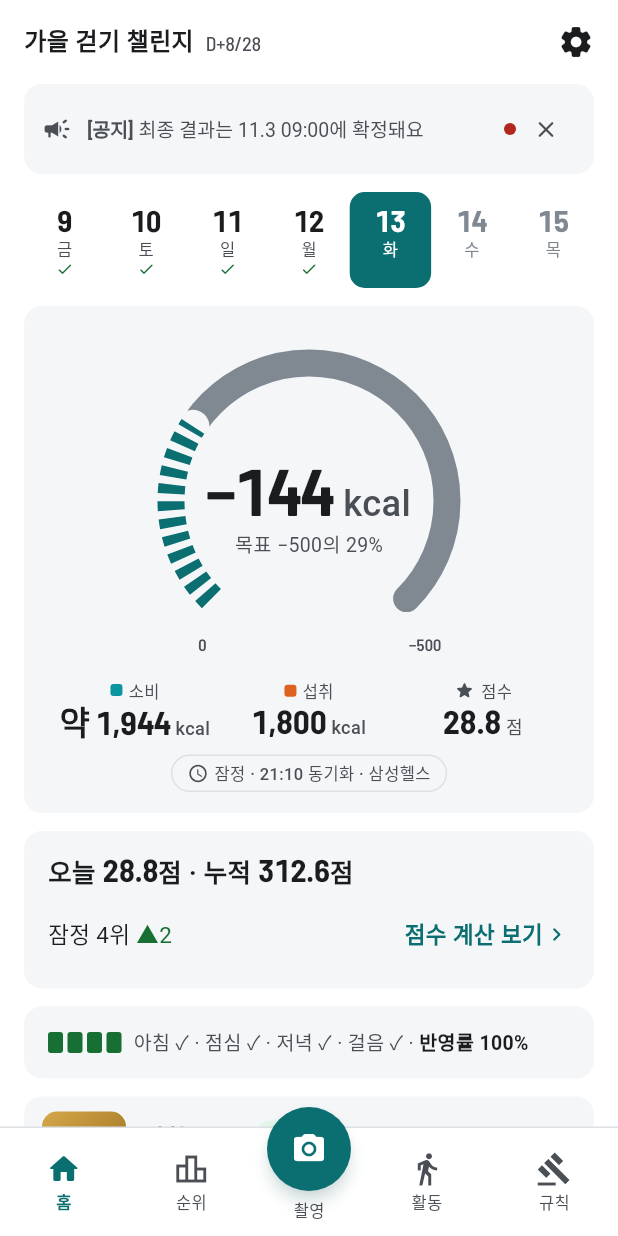
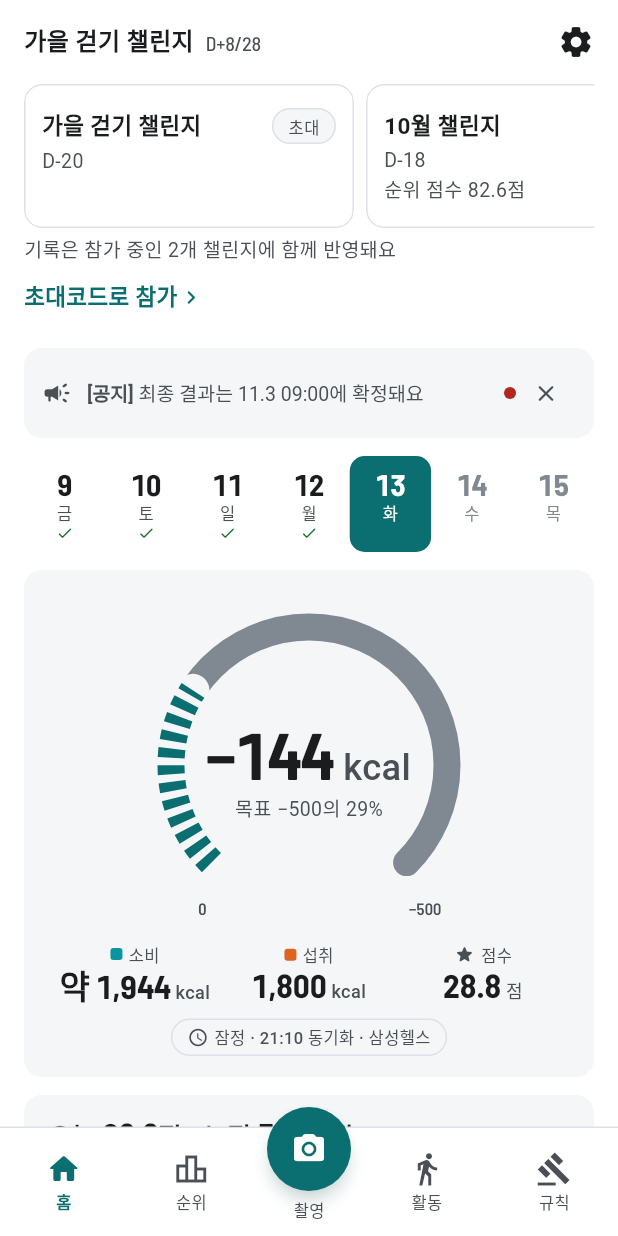
Before and after one commit to Davvyy/WOW, a Flutter app: the HomeScreen screen opened by its route, on a phone screen of 412 x 824 dp. Run offline on Flutter 3.47's test engine with Material 3 defaults, Android fonts, the phone set to English and light mode, and no system bars; our stand-ins replace camera, firebase_core, firebase_messaging, flutter_riverpod, go_router, share_plus and 2 more; missing offline and left inert: health, kakao_flutter_sdk_user; accounts and stored records are empty; Roboto replaces fonts that are missing (Pretendard).

Commit message:
Show challenge cards on home and join another challenge from there
Each participation gets a card with its check period, pending days or rank score; tapping one switches the app to it. A monthly challenge can be joined without a code and an operator challenge by invite code, confirming only the weight; three active challenges is the limit. Home dates now come from the session, and the app shell watches the session in mock mode too so a switch repaints.

```diff
--- a/app/lib/ui/screens/p5_home.dart
+++ b/app/lib/ui/screens/p5_home.dart
@@ -11,6 +11,7 @@ import '../../data/mock/mock_data.dart';
 import '../../data/models.dart';
 import '../../router.dart';
 import '../../state/app_state.dart';
+import '../widgets/challenge_cards.dart';
 import '../widgets/common.dart';
 import '../widgets/meal_slot_card.dart';
 import '../widgets/ring.dart';
@@ -145,8 +146,9 @@ class _HomeScreenState extends ConsumerState<HomeScreen> {
     double ringRatio = sim.score.ratio;
     if (phase == ChallengePhase.recruiting) {
       ringEmpty = true;
-      ringLabel = '시작 전, 10월 6일에 시작해요';
-      ringCenter = Column(mainAxisSize: MainAxisSize.min, children: [NumText('—', size: 44, weight: FontWeight.w700), const Txt.cap('10월 6일에 시작해요')]);
+      final startText = '${ch.start.month}월 ${ch.start.day}일에 시작해요';
+      ringLabel = '시작 전, $startText';
+      ringCenter = Column(mainAxisSize: MainAxisSize.min, children: [NumText('—', size: 44, weight: FontWeight.w700), Txt.cap(startText)]);
     } else if (phase == ChallengePhase.closing) {
       ringEmpty = true;
       ringLabel = '최종 집계 중, 링 잠금';
@@ -246,7 +248,7 @@ class _HomeScreenState extends ConsumerState<HomeScreen> {
             ChallengePhase.recruiting => ChCard(
                 color: c.brandSoft,
                 child: Column(crossAxisAlignment: CrossAxisAlignment.start, children: spaced([
-                  Txt.title('10월 6일 ${weekdayKo(10, 6)}요일에 시작해요'),
+                  Txt.title('${ch.start.month}월 ${ch.start.day}일 ${weekdayKo(ch.start.month, ch.start.day, year: ch.start.year)}요일에 시작해요'),
                   const Txt.cap('첫 3일은 점검 기간이라 누적에 들어가지 않아요. 지금 연결 상태를 확인해 두면 첫날부터 걸음이 반영돼요.'),
                   ChLink('연결 상태 확인', onTap: () => context.push(R.p4)),
                 ], gap: 6)),
@@ -255,7 +257,7 @@ class _HomeScreenState extends ConsumerState<HomeScreen> {
                 color: c.reviewSoft,
                 child: Column(crossAxisAlignment: CrossAxisAlignment.start, children: spaced([
                   Txt.title('최종 집계 중 · 운영자 확인 후 발표돼요', color: c.review),
-                  const Txt.cap('마지막 날 기록은 11.3 09:00에 확정됐어요. 미결 검토가 끝나면 결과가 발표되고 7일 이의 기간이 시작돼요.'),
+                  Txt.cap('마지막 날 기록은 ${fmtMd(ch.end.add(const Duration(days: 1)))} 09:00에 확정됐어요. 미결 검토가 끝나면 결과가 발표되고 7일 이의 기간이 시작돼요.'),
                 ], gap: 6)),
               ),
             _ => ChCard(
@@ -334,6 +336,7 @@ class _HomeScreenState extends ConsumerState<HomeScreen> {
     // 최신 공지(N-03) 1건. 읽지 않았으면 빨간 점, 누르면 전문 + 읽음 처리
     final latestNotice = ref.watch(noticesProvider).value?.firstOrNull;
     final body = <Widget>[
+      const ChallengeCards(),
       if (_noticeOpen && !lifecycle && latestNotice != null)
         InfoBanner(
           tone: Tone.neutral,
--- a/app/lib/ui/shell.dart
+++ b/app/lib/ui/shell.dart
@@ -32,8 +32,8 @@ class AppShell extends ConsumerWidget {
   }
 
   Widget _gate(BuildContext context, WidgetRef ref, Widget child) {
+    final s = ref.watch(sessionProvider); // 모의 모드도 지켜본다: 챌린지를 바꾸면 아래 화면이 다시 그려진다
     if (!ref.read(apiProvider).isRemote) return child;
-    final s = ref.watch(sessionProvider);
     final c = context.c;
     Widget card(IconData icon, String title, String body, {Widget? action}) => Scaffold(
           backgroundColor: c.bg,
--- /dev/null
+++ b/app/lib/ui/widgets/challenge_cards.dart
@@ -0,0 +1,202 @@
+import 'package:flutter/material.dart';
+import 'package:flutter_riverpod/flutter_riverpod.dart';
+
+import '../../core/format.dart';
+import '../../data/models.dart';
+import '../../services/api/challory_api.dart';
+import '../../state/app_state.dart';
+import '../../state/session.dart';
+import 'common.dart';
+
+/// 동시 참가 상한(D47)
+const kMaxConcurrent = 3;
+
+/// 홈 맨 위: 참가 중인 챌린지 카드(누르면 그 챌린지를 본다) + 이번 달 참가 + 초대코드 참가.
+class ChallengeCards extends ConsumerWidget {
+  const ChallengeCards({super.key});
+
+  static String statusLine(ChallengeSession s, DateTime today) {
+    final cs = s.checkStart;
+    if (cs != null && today.isBefore(cs.add(const Duration(days: 3)))) {
+      return '점검 기간 ${today.difference(cs).inDays + 1}/3일';
+    }
+    final st = s.stats;
+    if (st == null) return '';
+    if (st.pending) return '순위 대기 · 참여 ${st.days}/${st.minDays}일';
+    return '순위 점수 ${fmtK1(st.score ?? 0)}점';
+  }
+
+  @override
+  Widget build(BuildContext context, WidgetRef ref) {
+    final c = context.c;
+    final list = ref.watch(sessionsProvider).value ?? const <ChallengeSession>[];
+    final current = ref.watch(sessionProvider).value;
+    final open = (ref.watch(openChallengesProvider).value ?? const <OpenChallenge>[])
+        .where((o) => o.myStatus == null && o.joinable)
+        .firstOrNull;
+    final full = list.length >= kMaxConcurrent;
+    Widget card(int i, ChallengeSession s) {
+      // 같은 id 가 여러 번 있으면(테스트 목록) 첫 카드만 선택 표시
+      final sel = current?.challengeId == s.challengeId && i == list.indexWhere((x) => x.challengeId == s.challengeId);
+      final ch = s.challenge;
+      final left = ch.end.difference(ch.today).inDays;
+      return SizedBox(
+        key: ValueKey('challenge-card-$i'),
+        width: 220,
+        child: ChCard(
+          outline: true,
+          color: sel ? c.brandSoft : null,
+          onTap: () => ref.read(selectedChallengeProvider.notifier).select(s.challengeId),
+          semanticsLabel: '${ch.name} 보기',
+          padding: const EdgeInsets.symmetric(horizontal: 12, vertical: 10),
+          child: Column(mainAxisAlignment: MainAxisAlignment.center, crossAxisAlignment: CrossAxisAlignment.start, children: [
+            Row(children: [
+              Expanded(child: Txt(ch.name, weight: FontWeight.w600, maxLines: 1)),
+              ChChip(s.monthly ? '월간' : '초대'),
+            ]),
+            const SizedBox(height: 2),
+            Txt.cap(left >= 0 ? 'D-$left' : '종료'),
+            Txt.cap(statusLine(s, ch.today), maxLines: 1),
+          ]),
+        ),
+      );
+    }
+
+    return Column(crossAxisAlignment: CrossAxisAlignment.stretch, children: [
+      SizedBox(
+        height: 96,
+        child: ListView(scrollDirection: Axis.horizontal, children: [
+          for (var i = 0; i < list.length; i++) ...[card(i, list[i]), const SizedBox(width: 8)],
+          if (!full && open != null)
+            SizedBox(
+              width: 200,
+              child: ChCard(
+                dashed: true,
+                onTap: () => showJoinSheet(context, monthly: open),
+                semanticsLabel: '이번 달 챌린지 참가하기',
+                child: const Center(child: Txt('이번 달 챌린지 참가하기', weight: FontWeight.w600)),
+              ),
+            ),
+        ]),
+      ),
+      if (full) const Padding(padding: EdgeInsets.only(top: 4), child: Txt.cap('동시에 3개까지 참가할 수 있어요')),
+      if (list.length >= 2) Padding(padding: const EdgeInsets.only(top: 4), child: Txt.cap('기록은 참가 중인 ${list.length}개 챌린지에 함께 반영돼요')),
+      if (!full) Align(alignment: Alignment.centerLeft, child: ChLink('초대코드로 참가', onTap: () => _showCodeSheet(context))),
+    ]);
+  }
+}
+
+/// 두 번째 이후 참가: 체중만 확인하고 참가(프로필·동의는 첫 참가 때 받은 것을 쓴다)
+Future<void> showJoinSheet(BuildContext context, {OpenChallenge? monthly, InviteSummary? invite, String? code}) =>
+    showChSheet<void>(context, builder: (_) => _JoinSheet(monthly: monthly, invite: invite, code: code));
+
+class _JoinSheet extends ConsumerStatefulWidget {
+  const _JoinSheet({this.monthly, this.invite, this.code});
+  final OpenChallenge? monthly;
+  final InviteSummary? invite;
+  final String? code;
+  @override
+  ConsumerState<_JoinSheet> createState() => _JoinSheetState();
+}
+
+class _JoinSheetState extends ConsumerState<_JoinSheet> {
+  late final _w = TextEditingController(text: fmtFixed(curMe.weightKg, 1));
+  String? _err;
+  bool _busy = false;
+
+  String get _name => widget.monthly?.name ?? widget.invite?.name ?? '';
+
+  @override
+  void dispose() {
+    _w.dispose();
+    super.dispose();
+  }
+
+  Future<void> _join() async {
+    final kg = double.tryParse(_w.text.trim());
+    if (kg == null || kg < 25 || kg > 300) {
+      setState(() => _err = '체중을 다시 확인해 주세요');
+      return;
+    }
+    setState(() => _busy = true);
+    final me = curMe;
+    final err = await ref.read(challengesActionsProvider).join(JoinRequest(
+        challengeId: widget.monthly?.challengeId,
+        code: widget.monthly == null ? widget.code : null,
+        nickname: me.nickname,
+        sex: me.sex,
+        birthYear: me.birthYear,
+        heightCm: me.heightCm,
+        weightKg: kg,
+        terms: true,
+        sensitiveHealth: true,
+        overseasAi: ref.read(aiConsentProvider)));
+    if (!mounted) return;
+    if (err != null) {
+      setState(() {
+        _busy = false;
+        _err = err;
+      });
+      return;
+    }
+    final messenger = ScaffoldMessenger.of(context);
+    Navigator.of(context).pop();
+    messenger.hideCurrentSnackBar();
+    messenger.showSnackBar(SnackBar(content: Text('$_name에 참가했어요'), duration: const Duration(milliseconds: 2200)));
+  }
+
+  @override
+  Widget build(BuildContext context) => Column(mainAxisSize: MainAxisSize.min, crossAxisAlignment: CrossAxisAlignment.stretch, children: [
+        Txt.title('$_name 참가'),
+        const SizedBox(height: 8),
+        const Txt('참가하는 날부터 3일은 점검 기간이에요. 체중을 확인해 주세요'),
+        const SizedBox(height: 12),
+        ChInput(controller: _w, label: '체중', unit: 'kg', maxLength: 5),
+        if (_err != null) Padding(padding: const EdgeInsets.only(top: 6), child: Txt.cap(_err!, color: context.c.critical)),
+        const SizedBox(height: 12),
+        ChButton('참가하기', onPressed: _busy ? null : _join),
+      ]);
+}
+
+Future<void> _showCodeSheet(BuildContext context) => showChSheet<void>(context, builder: (_) => const _CodeSheet());
+
+class _CodeSheet extends ConsumerStatefulWidget {
+  const _CodeSheet();
+  @override
+  ConsumerState<_CodeSheet> createState() => _CodeSheetState();
+}
+
+class _CodeSheetState extends ConsumerState<_CodeSheet> {
+  final _code = TextEditingController();
+  String? _err;
+
+  @override
+  void dispose() {
+    _code.dispose();
+    super.dispose();
+  }
+
+  Future<void> _check() async {
+    final nav = Navigator.of(context);
+    final host = nav.context;
+    final code = _code.text.trim().toUpperCase();
+    if (code.length != 6) return setState(() => _err = '코드를 다시 확인해 주세요');
+    final inv = await ref.read(apiProvider).getInvite(code);
+    if (!mounted) return;
+    if (inv == null) return setState(() => _err = '코드를 다시 확인해 주세요');
+    if (!inv.joinable || inv.full) return setState(() => _err = '참가가 마감된 챌린지예요');
+    nav.pop();
+    if (!host.mounted) return;
+    await showJoinSheet(host, invite: inv, code: code);
+  }
+
+  @override
+  Widget build(BuildContext context) => Column(mainAxisSize: MainAxisSize.min, crossAxisAlignment: CrossAxisAlignment.stretch, children: [
+        const Txt.title('초대코드로 참가'),
+        const SizedBox(height: 12),
+        ChInput(controller: _code, label: '초대코드 6자리', numeric: false, maxLength: 6),
+        if (_err != null) Padding(padding: const EdgeInsets.only(top: 6), child: Txt.cap(_err!, color: context.c.critical)),
+        const SizedBox(height: 12),
+        ChButton('확인', onPressed: _check),
+      ]);
+}
```
Also changed, not shown: 1 other file.
